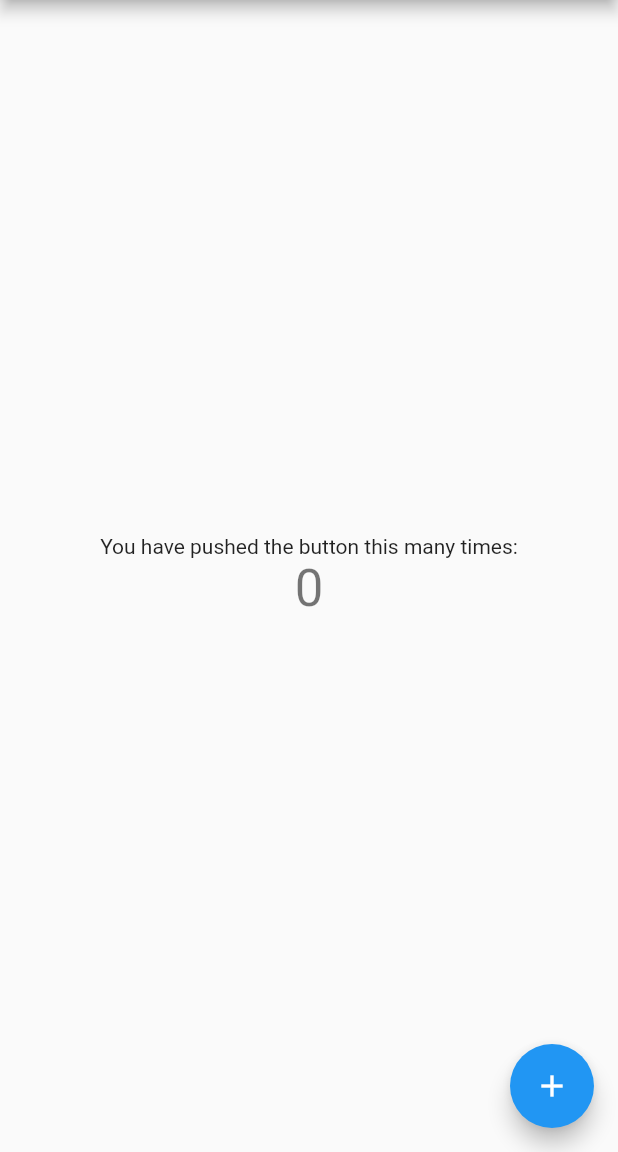
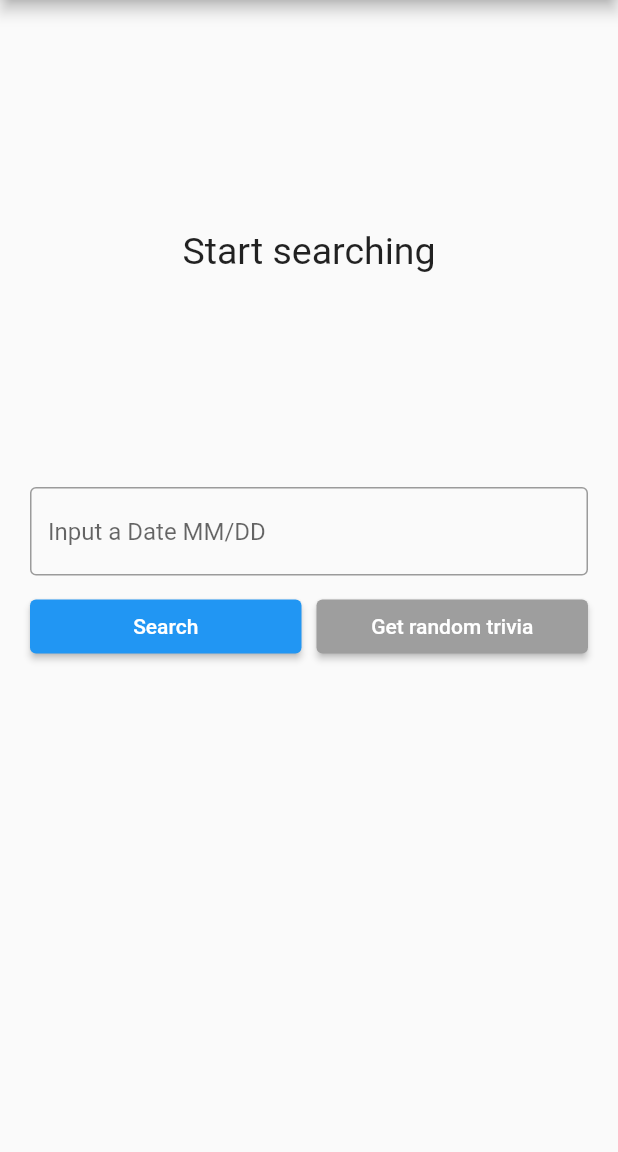
Before and after one commit to umeshtik3/date_trivia, a Flutter app: the screen it shows after launch, on a phone screen of 412 x 824 dp, the part 84-1236 px from its top. Run offline on Flutter 3.47's test engine with Material 2 defaults, Android fonts, the phone set to English and light mode, and no system bars; our stand-ins replace bloc, dartz, equatable, flutter_bloc, get_it, internet_connection_checker and 1 more.

Commit message:
presentation completed

```diff
--- a/lib/core/platform/network_info.dart
+++ /dev/null
@@ -1,3 +0,0 @@
-abstract class NetworkInfo {
-  Future<bool>? get isConnected;
-}
--- a/lib/core/utils/input_converter.dart
+++ b/lib/core/utils/input_converter.dart
@@ -12,6 +12,8 @@ class InputConverter {
     for (int i = 0; i <= 12; i++) {
       if (int.parse(splittedDate[0]) == i) {
         resultDate = '' + splittedDate[0];
+        isValidate = true;
+        break;
       } else {
         isValidate = false;
       }
@@ -20,6 +22,8 @@ class InputConverter {
     for (int j = 0; j <= 31; j++) {
       if (int.parse(splittedDate[1]) == j) {
         resultDate = resultDate + "/" + splittedDate[1];
+        isValidate = true;
+        break;
       } else {
         isValidate = false;
       }
--- a/lib/features/date_trivia/data/data_sources/date_trivia_remote_data_source.dart
+++ b/lib/features/date_trivia/data/data_sources/date_trivia_remote_data_source.dart
@@ -19,7 +19,9 @@ abstract class DateTriviaRemoteDataSource {
 
 class DateTriviaRemoteDataSourceImpl implements DateTriviaRemoteDataSource {
   final http.Client client;
-  DateTriviaRemoteDataSourceImpl(this.client);
+  DateTriviaRemoteDataSourceImpl(
+    this.client,
+  );
   @override
   Future<DateTriviaModel>? getConcreteDateTrivia(String? date) async {
     return _getDateTriviaFromUrl('http://numbersapi.com/$date/date');
@@ -27,7 +29,7 @@ class DateTriviaRemoteDataSourceImpl implements DateTriviaRemoteDataSource {
 
   @override
   Future<DateTriviaModel>? getRandomDateTrivia() async {
-    return _getDateTriviaFromUrl('http://numbersapi.com/#random/date');
+    return _getDateTriviaFromUrl('http://numbersapi.com/random/date');
   }
 
   Future<DateTriviaModel> _getDateTriviaFromUrl(String url) async {
@@ -36,6 +38,8 @@ class DateTriviaRemoteDataSourceImpl implements DateTriviaRemoteDataSource {
       headers: {'Content-Type': 'application/json'},
     );
     if (result.statusCode == 200) {
+      // ignore: avoid_print
+      print('result ---> ${result.body}');
       return DateTriviaModel.fromJson(json.decode(result.body));
     } else {
       throw ServerException();
--- a/lib/features/date_trivia/data/repositories/date_trivia_repository_impl.dart
+++ b/lib/features/date_trivia/data/repositories/date_trivia_repository_impl.dart
@@ -1,6 +1,6 @@
 import 'package:date_trivia/core/error/exceptions.dart';
 
-import '../../../../core/platform/network_info.dart';
+import '../../../../core/network/network_info.dart';
 import '../../domain/entities/date_trivia.dart';
 import '../../../../core/error/failures.dart';
 import 'package:dartz/dartz.dart';
@@ -21,7 +21,7 @@ class DateTriviaRepositoryImpl implements DateTriviaRepository {
   Future<Either<Failure, DateTrivia>>? getConcreteDateTrivia(
       String? date) async {
     bool? isConnected = await networkInfo.isConnected;
-    if (isConnected!) {
+    if (isConnected) {
       try {
         final dateTrivia = await remoteDataSource.getConcreteDateTrivia(date);
         localDataSource.cachedDateTrivia(dateTrivia!);
@@ -42,7 +42,7 @@ class DateTriviaRepositoryImpl implements DateTriviaRepository {
   @override
   Future<Either<Failure, DateTrivia>>? getRandomDateTrivia() async {
     bool? isConnected = await networkInfo.isConnected;
-    if (isConnected!) {
+    if (isConnected) {
       try {
         final remoteTrivia = await remoteDataSource.getRandomDateTrivia();
         localDataSource.cachedDateTrivia(remoteTrivia!);
--- /dev/null
+++ b/lib/features/date_trivia/presentation/bloc/date_trivia_bloc.dart
@@ -0,0 +1,61 @@
+import 'package:bloc/bloc.dart';
+import 'package:date_trivia/core/error/failures.dart';
+import 'package:date_trivia/core/utils/input_converter.dart';
+import 'package:date_trivia/features/date_trivia/domain/usecases/get_concrete_date_trivia.dart';
+import 'package:date_trivia/features/date_trivia/domain/usecases/get_random_date_trivia.dart';
+import 'package:equatable/equatable.dart';
+
+import '../../../../core/usecase/usecase.dart';
+import '../../domain/entities/date_trivia.dart';
+
+part 'date_trivia_event.dart';
+part 'date_trivia_state.dart';
+
+const String SERVER_FAILURE_MESSAGE = 'Server Failure';
+const String CACHE_FAILURE_MESSAGE = 'Cache Failure';
+const String INVALID_INPUT_FAILURE_MESSAGE = 'Input is not valid';
+
+class DateTriviaBloc extends Bloc<DateTriviaEvent, DateTriviaState> {
+  final GetConcreteDateTrivia? getConcreteDateTrivia;
+  final GetRandomDateTrivia? getRandomDateTrivia;
+  final InputConverter? inputConverter;
+
+  DateTriviaState get initialState => Empty();
+
+  DateTriviaBloc({this.getConcreteDateTrivia, this.getRandomDateTrivia, this.inputConverter}) : super(Empty()) {
+    on<GetTriviaFromConcrete>((event, emit) async {
+      final inputEither =  inputConverter?.validateInputDateString(event.dateString!);
+      await inputEither?.fold((failure) {
+        emit(const Error(message: INVALID_INPUT_FAILURE_MESSAGE));
+      }, (integer) async {
+        emit(Loading());
+        final failureOrTrivia = await getConcreteDateTrivia!(Params(date: integer));
+        failureOrTrivia!.fold((failure) {
+          emit(Error(message: _mapFailureToMessage(failure)));
+        }, (trivia) {
+          emit(Loaded(trivia: trivia));
+        });
+      });
+    });
+    on<GetTriviaFromRandom>((event, emit) async {
+      emit(Loading());
+      final failureOrTrivia = await getRandomDateTrivia!(NoParams());
+      failureOrTrivia!.fold((failure) {
+        emit(Error(message: _mapFailureToMessage(failure)));
+      }, (trivia) {
+        emit(Loaded(trivia: trivia));
+      });
+    });
+  }
+}
+
+String _mapFailureToMessage(Failure failure) {
+  switch (failure.runtimeType) {
+    case ServerFailures:
+      return SERVER_FAILURE_MESSAGE;
+    case CacheFailures:
+      return CACHE_FAILURE_MESSAGE;
+    default:
+      return 'Unexpected error';
+  }
+}
--- /dev/null
+++ b/lib/features/date_trivia/presentation/bloc/date_trivia_event.dart
@@ -0,0 +1,19 @@
+part of 'date_trivia_bloc.dart';
+
+abstract class DateTriviaEvent extends Equatable {
+  const DateTriviaEvent();
+
+  @override
+  List<Object> get props => [];
+}
+
+class GetTriviaFromConcrete extends DateTriviaEvent {
+  final String? dateString;
+
+  const GetTriviaFromConcrete(this.dateString):super();
+
+  @override
+  List<Object> get props => [];
+}
+
+class GetTriviaFromRandom extends DateTriviaEvent {}
--- /dev/null
+++ b/lib/features/date_trivia/presentation/bloc/date_trivia_state.dart
@@ -0,0 +1,30 @@
+part of 'date_trivia_bloc.dart';
+
+abstract class DateTriviaState extends Equatable {
+  const DateTriviaState();
+
+  @override
+  List<Object> get props => [];
+}
+
+class DateTriviaInitial extends DateTriviaState {}
+
+class Empty extends DateTriviaState {}
+
+class Loading extends DateTriviaState {}
+
+class Loaded extends DateTriviaState {
+  final DateTrivia trivia;
+
+  const Loaded({required this.trivia});
+}
+
+class Error extends DateTriviaState {
+  final String message;
+
+  const Error({required this.message});
+
+  @override
+  List<Object> get props => [message];
+
+}
--- /dev/null
+++ b/lib/features/date_trivia/presentation/pages/number_trivia_page.dart
@@ -0,0 +1,59 @@
+import 'package:date_trivia/injection_container.dart';
+import 'package:flutter/material.dart';
+import 'package:flutter_bloc/flutter_bloc.dart';
+import '../bloc/date_trivia_bloc.dart';
+import 'package:date_trivia/injection_container.dart' as di;
+
+import '../widgets/loading_widget.dart';
+import '../widgets/message_display.dart';
+import '../widgets/trivia_controls.dart';
+import '../widgets/trivia_display.dart';
+
+class DateTriviaPage extends StatelessWidget {
+  const DateTriviaPage({Key? key}) : super(key: key);
+
+  @override
+  Widget build(BuildContext context) {
+    return Scaffold(
+        appBar: AppBar(
+          title: Text('Date Trivia'),
+        ),
+        body: SingleChildScrollView(
+          child: buildBody(context)));
+  }
+
+  BlocProvider<DateTriviaBloc> buildBody(BuildContext context) {
+    return BlocProvider(
+      create: (_) => sl<DateTriviaBloc>(),
+      child: Center(
+        child: Padding(
+          padding: const EdgeInsets.all(20),
+          child: Column(
+            children: [
+              SizedBox(height: 10),
+              BlocBuilder<DateTriviaBloc, DateTriviaState>(
+                builder: (context, state) {
+                  if (state is Empty) {
+                    return MessageDisplay(message: 'Start searching');
+                  } else if (state is Loading) {
+                    return const LoadingWidget();
+                  } else if (state is Loaded) {
+                    return TriviaDisplay(dateTrivia: state.trivia);
+                  } else if (state is Error) {
+                    return MessageDisplay(message: state.message);
+                  }
+                  return Container(
+                    height: MediaQuery.of(context).size.height / 3,
+                    child: Placeholder(),
+                  );
+                },
+              ),
+              SizedBox(height: 20),
+              TriviaControls(),
+            ],
+          ),
+        ),
+      ),
+    );
+  }
+}
--- /dev/null
+++ b/lib/features/date_trivia/presentation/widgets/message_display.dart
@@ -0,0 +1,22 @@
+import 'package:flutter/material.dart';
+
+class MessageDisplay extends StatelessWidget {
+  final String message;
+  const MessageDisplay({Key? key, required this.message}) : super(key: key);
+
+  @override
+  Widget build(BuildContext context) {
+    return Container(
+      height: MediaQuery.of(context).size.height / 3,
+      child: Center(
+        child: SingleChildScrollView(
+          child: Text(
+            message,
+            style: TextStyle(fontSize: 25),
+            textAlign: TextAlign.center,
+          ),
+        ),
+      ),
+    );
+  }
+}
--- /dev/null
+++ b/lib/features/date_trivia/presentation/widgets/trivia_controls.dart
@@ -0,0 +1,70 @@
+import 'package:date_trivia/features/date_trivia/presentation/bloc/date_trivia_bloc.dart';
+import 'package:flutter/material.dart';
+import 'package:provider/src/provider.dart';
+
+class TriviaControls extends StatefulWidget {
+  const TriviaControls({
+    Key? key,
+  }) : super(key: key);
+
+  @override
+  State<TriviaControls> createState() => _TriviaControlsState();
+}
+
+class _TriviaControlsState extends State<TriviaControls> {
+  final controller = TextEditingController();
+  late String inputStr;
+
+  @override
+  Widget build(BuildContext context) {
+    return Column(
+      children: [
+        TextField(
+          controller: controller,
+          // keyboardType: const TextInputType.numberWithOptions(signed: true),
+          decoration: const InputDecoration(
+            border: OutlineInputBorder(),
+            hintText: 'Input a Date MM/DD',
+          ),
+          onChanged: (value) {
+            inputStr = value;
+          },
+          onSubmitted: (_) {
+            addConcrete();
+          },
+        ),
+        SizedBox(height: 10),
+        Row(
+          children: [
+            Expanded(
+              child: ElevatedButton(
+                child: Text('Search'),
+                onPressed: addConcrete,
+              ),
+            ),
+            const SizedBox(width: 10),
+            Expanded(
+              child: ElevatedButton(
+                style: ElevatedButton.styleFrom(
+                  primary: Colors.grey.shade500,
+                ),
+                child: const Text('Get random trivia'),
+                onPressed: addRandom,
+              ),
+            ),
+          ],
+        )
+      ],
+    );
+  }
+
+  void addConcrete() {
+    controller.clear();
+    context.read<DateTriviaBloc>().add(GetTriviaFromConcrete(inputStr));
+  }
+
+  void addRandom() {
+    controller.clear();
+    context.read<DateTriviaBloc>().add(GetTriviaFromRandom());
+  }
+}
--- a/lib/main.dart
+++ b/lib/main.dart
@@ -1,6 +1,11 @@
+import 'package:date_trivia/features/date_trivia/presentation/pages/number_trivia_page.dart';
+import 'package:date_trivia/injection_container.dart';
 import 'package:flutter/material.dart';
+import 'injection_container.dart';
 
-void main() {
+void main() async {
+  WidgetsFlutterBinding.ensureInitialized();
+  await init();
   runApp(const MyApp());
 }
 
@@ -22,9 +27,9 @@ class MyApp extends StatelessWidget {
         // or simply save your changes to "hot reload" in a Flutter IDE).
         // Notice that the counter didn't reset back to zero; the application
         // is not restarted.
-        primarySwatch: Colors.blue,
+        primaryColor: Colors.green.shade800, colorScheme: ColorScheme.fromSwatch().copyWith(secondary: Colors.green.shade600),
       ),
-      home: const MyHomePage(title: 'Date Trivia'),
+      home: const DateTriviaPage(),
     );
   }
 }
@@ -48,19 +53,6 @@ class MyHomePage extends StatefulWidget {
 }
 
 class _MyHomePageState extends State<MyHomePage> {
-  int _counter = 0;
-
-  void _incrementCounter() {
-    setState(() {
-      // This call to setState tells the Flutter framework that something has
-      // changed in this State, which causes it to rerun the build method below
-      // so that the display can reflect the updated values. If we changed
-      // _counter without calling setState(), then the build method would not be
-      // called again, and so nothing would appear to happen.
-      _counter++;
-    });
-  }
-
   @override
   Widget build(BuildContext context) {
     // This method is rerun every time setState is called, for instance as done
@@ -70,46 +62,11 @@ class _MyHomePageState extends State<MyHomePage> {
     // fast, so that you can just rebuild anything that needs updating rather
     // than having to individually change instances of widgets.
     return Scaffold(
-      appBar: AppBar(
-        // Here we take the value from the MyHomePage object that was created by
-        // the App.build method, and use it to set our appbar title.
-        title: Text(widget.title),
-      ),
-      body: Center(
-        // Center is a layout widget. It takes a single child and positions it
-        // in the middle of the parent.
-        child: Column(
-          // Column is also a layout widget. It takes a list of children and
-          // arranges them vertically. By default, it sizes itself to fit its
-          // children horizontally, and tries to be as tall as its parent.
-          //
-          // Invoke "debug painting" (press "p" in the console, choose the
-          // "Toggle Debug Paint" action from the Flutter Inspector in Android
-          // Studio, or the "Toggle Debug Paint" command in Visual Studio Code)
-          // to see the wireframe for each widget.
-          //
-          // Column has various properties to control how it sizes itself and
-          // how it positions its children. Here we use mainAxisAlignment to
-          // center the children vertically; the main axis here is the vertical
-          // axis because Columns are vertical (the cross axis would be
-          // horizontal).
-          mainAxisAlignment: MainAxisAlignment.center,
-          children: <Widget>[
-            const Text(
-              'You have pushed the button this many times:',
-            ),
-            Text(
-              '$_counter',
-              style: Theme.of(context).textTheme.headline4,
-            ),
-          ],
+        appBar: AppBar(
+          // Here we take the value from the MyHomePage object that was created by
+          // the App.build method, and use it to set our appbar title.
+          title: Text(widget.title),
         ),
-      ),
-      floatingActionButton: FloatingActionButton(
-        onPressed: _incrementCounter,
-        tooltip: 'Increment',
-        child: const Icon(Icons.add),
-      ), // This trailing comma makes auto-formatting nicer for build methods.
-    );
+        body: const DateTriviaPage());
   }
 }
```
Also changed, not shown: lib/features/date_trivia/presentation/widgets/loading_widget.dart (added, +17 -0 lines), lib/features/date_trivia/presentation/widgets/trivia_display.dart (added, +30 -0 lines), lib/injection_container.dart (added, +47 -0 lines), pubspec.yaml (+4 -3 lines), pubspec.lock, 4 other files.
